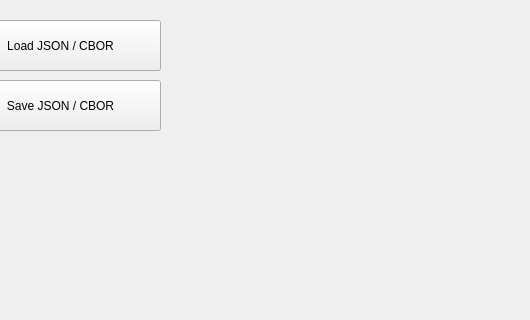
Metalhead33/CK3-Culture-Patcher, file MainWindow.ui: the form before one commit; both pictures show x 270 to 800 and y 0 to 320 of the 800 by 600 pixel window.
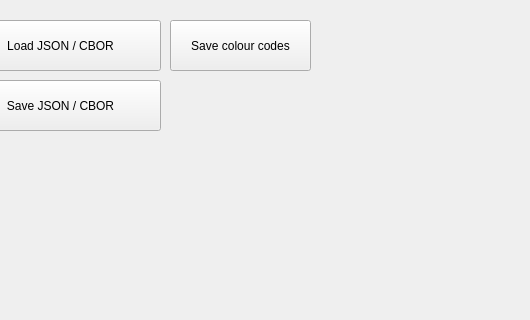
The form after the commit.

```diff
--- a/MainWindow.ui
+++ b/MainWindow.ui
@@ -66,6 +66,19 @@
      <string>Save JSON / CBOR</string>
     </property>
    </widget>
+   <widget class="QPushButton" name="saveColors">
+    <property name="geometry">
+     <rect>
+      <x>440</x>
+      <y>20</y>
+      <width>141</width>
+      <height>51</height>
+     </rect>
+    </property>
+    <property name="text">
+     <string>Save colour codes</string>
+    </property>
+   </widget>
   </widget>
   <widget class="QMenuBar" name="menubar">
    <property name="geometry">
```
